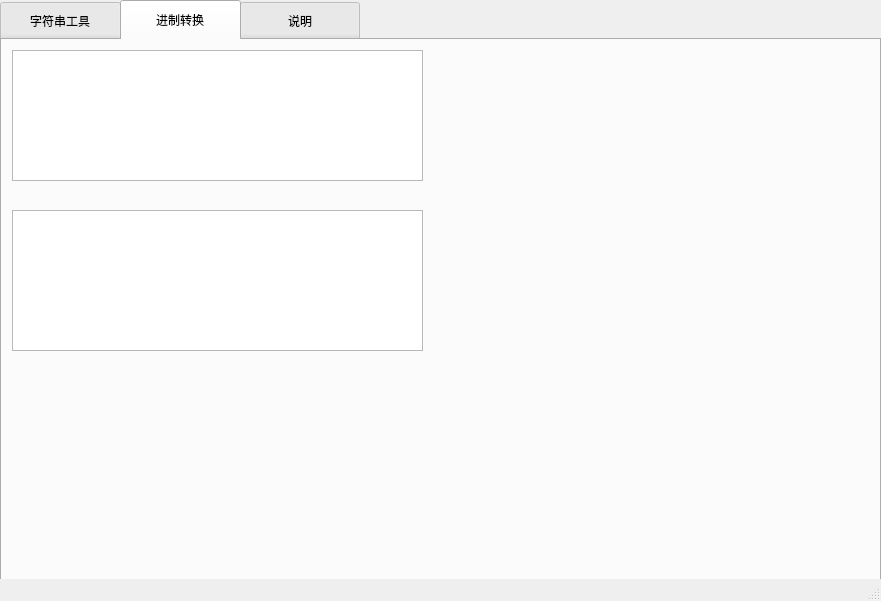
Before: the Qt Designer form programmer_calculator/mainwindow.ui in a2570944729/programmer_calculator, drawn with Qt 5.
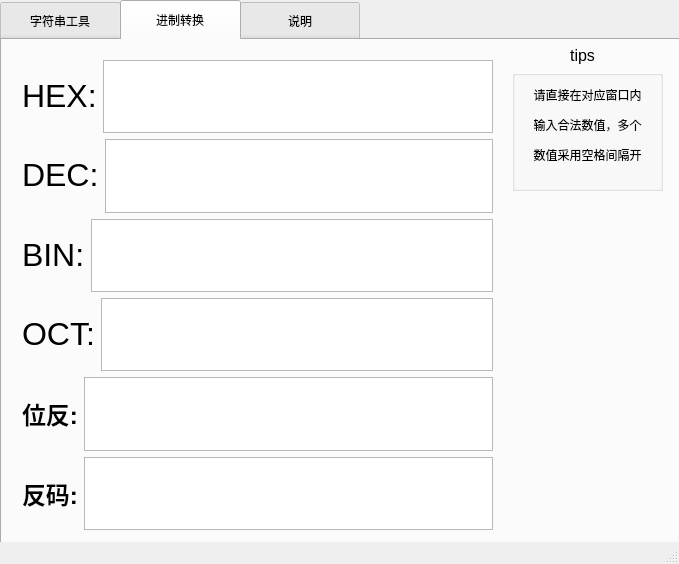
After: the same form once the commit is applied. The open tabs and pages were chosen to show the change.

```diff
--- a/programmer_calculator/mainwindow.ui
+++ b/programmer_calculator/mainwindow.ui
@@ -6,20 +6,20 @@
    <rect>
     <x>0</x>
     <y>0</y>
-    <width>881</width>
-    <height>601</height>
+    <width>679</width>
+    <height>564</height>
    </rect>
   </property>
   <property name="minimumSize">
    <size>
-    <width>881</width>
-    <height>601</height>
+    <width>0</width>
+    <height>0</height>
    </size>
   </property>
   <property name="maximumSize">
    <size>
-    <width>881</width>
-    <height>601</height>
+    <width>16777215</width>
+    <height>16777215</height>
    </size>
   </property>
   <property name="windowTitle">
@@ -31,8 +31,8 @@
      <rect>
       <x>0</x>
       <y>0</y>
-      <width>881</width>
-      <height>601</height>
+      <width>681</width>
+      <height>561</height>
      </rect>
     </property>
     <property name="styleSheet">
@@ -109,11 +109,11 @@
        <string>字符串长度计算</string>
       </property>
      </widget>
-     <widget class="QLabel" name="label">
+     <widget class="QLabel" name="set_label">
       <property name="geometry">
        <rect>
-        <x>730</x>
-        <y>10</y>
+        <x>540</x>
+        <y>0</y>
         <width>81</width>
         <height>31</height>
        </rect>
@@ -203,25 +203,182 @@
      <attribute name="title">
       <string>进制转换</string>
      </attribute>
-     <widget class="QTextEdit" name="textEdit_2">
+     <widget class="QWidget" name="verticalLayoutWidget">
       <property name="geometry">
        <rect>
-        <x>10</x>
-        <y>10</y>
-        <width>411</width>
-        <height>131</height>
+        <x>20</x>
+        <y>20</y>
+        <width>471</width>
+        <height>470</height>
        </rect>
       </property>
+      <layout class="QVBoxLayout" name="verticalLayout">
+       <item>
+        <layout class="QHBoxLayout" name="horizontalLayout">
+         <item>
+          <widget class="QLabel" name="hex_label">
+           <property name="text">
+            <string>&lt;html&gt;&lt;head/&gt;&lt;body&gt;&lt;p&gt;&lt;span style=&quot; font-size:24pt;&quot;&gt;HEX:&lt;/span&gt;&lt;/p&gt;&lt;/body&gt;&lt;/html&gt;</string>
+           </property>
+          </widget>
+         </item>
+         <item>
+          <widget class="QTextEdit" name="textEdit">
+           <property name="font">
+            <font>
+             <family>Adobe Arabic</family>
+             <pointsize>20</pointsize>
+            </font>
+           </property>
+          </widget>
+         </item>
+        </layout>
+       </item>
+       <item>
+        <layout class="QHBoxLayout" name="horizontalLayout_2">
+         <item>
+          <widget class="QLabel" name="label_2">
+           <property name="text">
+            <string>&lt;html&gt;&lt;head/&gt;&lt;body&gt;&lt;p&gt;&lt;span style=&quot; font-size:24pt;&quot;&gt;DEC:&lt;/span&gt;&lt;/p&gt;&lt;/body&gt;&lt;/html&gt;</string>
+           </property>
+          </widget>
+         </item>
+         <item>
+          <widget class="QTextEdit" name="textEdit_2">
+           <property name="font">
+            <font>
+             <family>Adobe Arabic</family>
+             <pointsize>20</pointsize>
+            </font>
+           </property>
+          </widget>
+         </item>
+        </layout>
+       </item>
+       <item>
+        <layout class="QHBoxLayout" name="horizontalLayout_6">
+         <item>
+          <widget class="QLabel" name="label_4">
+           <property name="text">
+            <string>&lt;html&gt;&lt;head/&gt;&lt;body&gt;&lt;p&gt;&lt;span style=&quot; font-size:24pt;&quot;&gt;BIN:&lt;/span&gt;&lt;/p&gt;&lt;/body&gt;&lt;/html&gt;</string>
+           </property>
+          </widget>
+         </item>
+         <item>
+          <widget class="QTextEdit" name="textEdit_6">
+           <property name="font">
+            <font>
+             <family>Adobe Arabic</family>
+             <pointsize>20</pointsize>
+            </font>
+           </property>
+          </widget>
+         </item>
+        </layout>
+       </item>
+       <item>
+        <layout class="QHBoxLayout" name="horizontalLayout_3">
+         <item>
+          <widget class="QLabel" name="hex_label_3">
+           <property name="text">
+            <string>&lt;html&gt;&lt;head/&gt;&lt;body&gt;&lt;p&gt;&lt;span style=&quot; font-size:24pt;&quot;&gt;OCT:&lt;/span&gt;&lt;/p&gt;&lt;/body&gt;&lt;/html&gt;</string>
+           </property>
+          </widget>
+         </item>
+         <item>
+          <widget class="QTextEdit" name="textEdit_3">
+           <property name="font">
+            <font>
+             <family>Adobe Arabic</family>
+             <pointsize>20</pointsize>
+            </font>
+           </property>
+          </widget>
+         </item>
+        </layout>
+       </item>
+       <item>
+        <layout class="QHBoxLayout" name="horizontalLayout_16">
+         <item>
+          <widget class="QLabel" name="hex_label_9">
+           <property name="text">
+            <string>&lt;html&gt;&lt;head/&gt;&lt;body&gt;&lt;p&gt;&lt;span style=&quot; font-size:18pt; font-weight:600;&quot;&gt;位反:&lt;/span&gt;&lt;/p&gt;&lt;/body&gt;&lt;/html&gt;</string>
+           </property>
+          </widget>
+         </item>
+         <item>
+          <widget class="QTextEdit" name="textEdit_15">
+           <property name="font">
+            <font>
+             <family>Adobe Arabic</family>
+             <pointsize>20</pointsize>
+            </font>
+           </property>
+          </widget>
+         </item>
+        </layout>
+       </item>
+       <item>
+        <layout class="QHBoxLayout" name="horizontalLayout_15">
+         <item>
+          <widget class="QLabel" name="hex_label_8">
+           <property name="text">
+            <string>&lt;html&gt;&lt;head/&gt;&lt;body&gt;&lt;p&gt;&lt;span style=&quot; font-size:18pt; font-weight:600;&quot;&gt;反码:&lt;/span&gt;&lt;/p&gt;&lt;/body&gt;&lt;/html&gt;</string>
+           </property>
+          </widget>
+         </item>
+         <item>
+          <widget class="QTextEdit" name="textEdit_14">
+           <property name="font">
+            <font>
+             <family>Adobe Arabic</family>
+             <pointsize>20</pointsize>
+            </font>
+           </property>
+          </widget>
+         </item>
+        </layout>
+       </item>
+      </layout>
      </widget>
-     <widget class="QTextBrowser" name="textBrowser_2">
+     <widget class="QLabel" name="tips_label_5">
       <property name="geometry">
        <rect>
-        <x>10</x>
-        <y>170</y>
-        <width>411</width>
-        <height>141</height>
+        <x>540</x>
+        <y>0</y>
+        <width>81</width>
+        <height>31</height>
        </rect>
       </property>
+      <property name="text">
+       <string>&lt;html&gt;&lt;head/&gt;&lt;body&gt;&lt;p align=&quot;center&quot;&gt;&lt;span style=&quot; font-size:12pt;&quot;&gt;tips&lt;/span&gt;&lt;/p&gt;&lt;/body&gt;&lt;/html&gt;</string>
+      </property>
+     </widget>
+     <widget class="QGroupBox" name="set_4">
+      <property name="geometry">
+       <rect>
+        <x>510</x>
+        <y>30</y>
+        <width>151</width>
+        <height>121</height>
+       </rect>
+      </property>
+      <property name="title">
+       <string/>
+      </property>
+      <widget class="QLabel" name="label">
+       <property name="geometry">
+        <rect>
+         <x>10</x>
+         <y>10</y>
+         <width>131</width>
+         <height>91</height>
+        </rect>
+       </property>
+       <property name="text">
+        <string>&lt;html&gt;&lt;head/&gt;&lt;body&gt;&lt;p align=&quot;center&quot;&gt;请直接在对应窗口内&lt;/p&gt;&lt;p align=&quot;center&quot;&gt;输入合法数值，多个&lt;/p&gt;&lt;p align=&quot;center&quot;&gt;数值采用空格间隔开&lt;/p&gt;&lt;/body&gt;&lt;/html&gt;</string>
+       </property>
+      </widget>
      </widget>
     </widget>
     <widget class="QWidget" name="tab_instruction">
```
Left out of the diff: 69 changed lines with no effect on the pictures.
